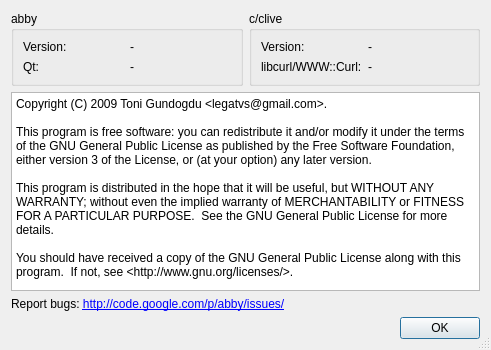
Qt form rc/aboutdlg.ui (guendto/abby) before a commit.
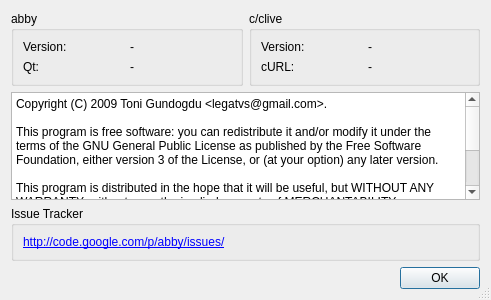
The same form after that commit.

Commit message: About dialog: Move issue tracker link into groupbox.

Patch:
```diff
--- a/rc/aboutdlg.ui
+++ b/rc/aboutdlg.ui
@@ -10,7 +10,7 @@
     <x>0</x>
     <y>0</y>
     <width>491</width>
-    <height>350</height>
+    <height>300</height>
    </rect>
   </property>
   <property name="windowTitle" >
@@ -82,7 +82,7 @@
         <item row="1" column="0" >
          <widget class="QLabel" name="label" >
           <property name="text" >
-           <string>libcurl/WWW::Curl:</string>
+           <string>cURL:</string>
           </property>
          </widget>
         </item>
@@ -98,7 +98,7 @@
      </item>
     </layout>
    </item>
-   <item row="2" column="0" >
+   <item row="1" column="0" >
     <widget class="QTextEdit" name="LicenseEdit" >
      <property name="readOnly" >
       <bool>true</bool>
@@ -118,7 +118,30 @@
      </property>
     </widget>
    </item>
-   <item row="4" column="0" >
+   <item row="2" column="0" >
+    <widget class="QGroupBox" name="groupBox_2" >
+     <property name="title" >
+      <string>Issue Tracker</string>
+     </property>
+     <layout class="QFormLayout" name="formLayout" >
+      <item row="0" column="0" >
+       <widget class="QLabel" name="label_4" >
+        <property name="text" >
+         <string>&lt;!DOCTYPE HTML PUBLIC "-//W3C//DTD HTML 4.0//EN" "http://www.w3.org/TR/REC-html40/strict.dtd">
+&lt;html>&lt;head>&lt;meta name="qrichtext" content="1" />&lt;style type="text/css">
+p, li { white-space: pre-wrap; }
+&lt;/style>&lt;/head>&lt;body style=" font-family:'Monospace'; font-size:9pt; font-weight:400; font-style:normal;">
+&lt;p style=" margin-top:0px; margin-bottom:0px; margin-left:0px; margin-right:0px; -qt-block-indent:0; text-indent:0px;">&lt;a href="http://code.google.com/p/abby/issues/">&lt;span style=" text-decoration: underline; color:#0000ff;">http://code.google.com/p/abby/issues/&lt;/span>&lt;/a>&lt;/p>&lt;/body>&lt;/html></string>
+        </property>
+        <property name="openExternalLinks" >
+         <bool>false</bool>
+        </property>
+       </widget>
+      </item>
+     </layout>
+    </widget>
+   </item>
+   <item row="3" column="0" >
     <widget class="QDialogButtonBox" name="buttonBox" >
      <property name="orientation" >
       <enum>Qt::Horizontal</enum>
@@ -128,20 +151,6 @@
      </property>
     </widget>
    </item>
-   <item row="3" column="0" >
-    <widget class="QLabel" name="label_4" >
-     <property name="text" >
-      <string>&lt;!DOCTYPE HTML PUBLIC "-//W3C//DTD HTML 4.0//EN" "http://www.w3.org/TR/REC-html40/strict.dtd">
-&lt;html>&lt;head>&lt;meta name="qrichtext" content="1" />&lt;style type="text/css">
-p, li { white-space: pre-wrap; }
-&lt;/style>&lt;/head>&lt;body style=" font-family:'Monospace'; font-size:9pt; font-weight:400; font-style:normal;">
-&lt;p style=" margin-top:0px; margin-bottom:0px; margin-left:0px; margin-right:0px; -qt-block-indent:0; text-indent:0px;">Report bugs: &lt;a href="http://code.google.com/p/abby/issues/">&lt;span style=" text-decoration: underline; color:#0000ff;">http://code.google.com/p/abby/issues/&lt;/span>&lt;/a>&lt;/p>&lt;/body>&lt;/html></string>
-     </property>
-     <property name="openExternalLinks" >
-      <bool>false</bool>
-     </property>
-    </widget>
-   </item>
   </layout>
  </widget>
  <resources/>
```
